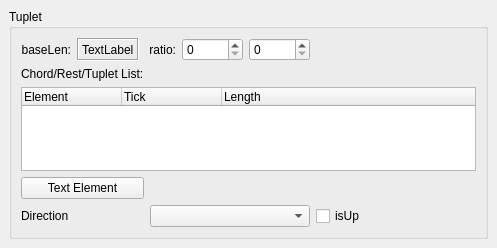
Before: the Qt Designer form mscore/mscore/tuplet.ui in musescore/musescore-old, drawn with Qt 5.
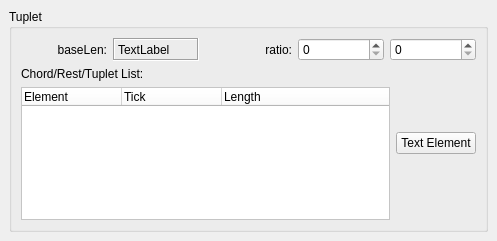
After: the same form once the commit is applied.

```diff
--- a/mscore/mscore/tuplet.ui
+++ b/mscore/mscore/tuplet.ui
@@ -7,7 +7,7 @@
     <x>0</x>
     <y>0</y>
     <width>497</width>
-    <height>248</height>
+    <height>241</height>
    </rect>
   </property>
   <property name="windowTitle">
@@ -26,7 +26,7 @@
       <string notr="true" extracomment="do not translate">Tuplet</string>
      </property>
      <property name="flat">
-      <bool>false</bool>
+      <bool>true</bool>
      </property>
      <layout class="QGridLayout">
       <property name="margin">
@@ -105,8 +105,133 @@
         </property>
        </widget>
       </item>
-      <item row="2" column="0" colspan="3">
+      <item row="1" column="1" rowspan="2">
+       <widget class="QPushButton" name="number">
+        <property name="text">
+         <string notr="true" extracomment="do not translate">Text Element</string>
+        </property>
+       </widget>
+      </item>
+      <item row="2" column="0">
        <widget class="QTreeWidget" name="elements">
+        <property name="palette">
+         <palette>
+          <active>
+           <colorrole role="Button">
+            <brush brushstyle="SolidPattern">
+             <color alpha="255">
+              <red>255</red>
+              <green>255</green>
+              <blue>255</blue>
+             </color>
+            </brush>
+           </colorrole>
+           <colorrole role="Mid">
+            <brush brushstyle="SolidPattern">
+             <color alpha="255">
+              <red>255</red>
+              <green>255</green>
+              <blue>255</blue>
+             </color>
+            </brush>
+           </colorrole>
+           <colorrole role="Base">
+            <brush brushstyle="SolidPattern">
+             <color alpha="255">
+              <red>255</red>
+              <green>255</green>
+              <blue>255</blue>
+             </color>
+            </brush>
+           </colorrole>
+           <colorrole role="Window">
+            <brush brushstyle="SolidPattern">
+             <color alpha="255">
+              <red>255</red>
+              <green>255</green>
+              <blue>255</blue>
+             </color>
+            </brush>
+           </colorrole>
+          </active>
+          <inactive>
+           <colorrole role="Button">
+            <brush brushstyle="SolidPattern">
+             <color alpha="255">
+              <red>255</red>
+              <green>255</green>
+              <blue>255</blue>
+             </color>
+            </brush>
+           </colorrole>
+           <colorrole role="Mid">
+            <brush brushstyle="SolidPattern">
+             <color alpha="255">
+              <red>255</red>
+              <green>255</green>
+              <blue>255</blue>
+             </color>
+            </brush>
+           </colorrole>
+           <colorrole role="Base">
+            <brush brushstyle="SolidPattern">
+             <color alpha="255">
+              <red>255</red>
+              <green>255</green>
+              <blue>255</blue>
+             </color>
+            </brush>
+           </colorrole>
+           <colorrole role="Window">
+            <brush brushstyle="SolidPattern">
+             <color alpha="255">
+              <red>255</red>
+              <green>255</green>
+              <blue>255</blue>
+             </color>
+            </brush>
+           </colorrole>
+          </inactive>
+          <disabled>
+           <colorrole role="Button">
+            <brush brushstyle="SolidPattern">
+             <color alpha="255">
+              <red>255</red>
+              <green>255</green>
+              <blue>255</blue>
+             </color>
+            </brush>
+           </colorrole>
+           <colorrole role="Mid">
+            <brush brushstyle="SolidPattern">
+             <color alpha="255">
+              <red>255</red>
+              <green>255</green>
+              <blue>255</blue>
+             </color>
+            </brush>
+           </colorrole>
+           <colorrole role="Base">
+            <brush brushstyle="SolidPattern">
+             <color alpha="255">
+              <red>255</red>
+              <green>255</green>
+              <blue>255</blue>
+             </color>
+            </brush>
+           </colorrole>
+           <colorrole role="Window">
+            <brush brushstyle="SolidPattern">
+             <color alpha="255">
+              <red>255</red>
+              <green>255</green>
+              <blue>255</blue>
+             </color>
+            </brush>
+           </colorrole>
+          </disabled>
+         </palette>
+        </property>
         <property name="toolTip">
          <string/>
         </property>
@@ -142,36 +267,6 @@
         </column>
        </widget>
       </item>
-      <item row="3" column="0">
-       <widget class="QPushButton" name="number">
-        <property name="text">
-         <string notr="true" extracomment="do not translate">Text Element</string>
-        </property>
-       </widget>
-      </item>
-      <item row="4" column="1">
-       <widget class="QComboBox" name="direction"/>
-      </item>
-      <item row="4" column="0">
-       <widget class="QLabel" name="label_5">
-        <property name="sizePolicy">
-         <sizepolicy hsizetype="Fixed" vsizetype="Preferred">
-          <horstretch>0</horstretch>
-          <verstretch>0</verstretch>
-         </sizepolicy>
-        </property>
-        <property name="text">
-         <string notr="true">Direction</string>
-        </property>
-       </widget>
-      </item>
-      <item row="4" column="2">
-       <widget class="QCheckBox" name="isUp">
-        <property name="text">
-         <string notr="true">isUp</string>
-        </property>
-       </widget>
-      </item>
      </layout>
     </widget>
    </item>
```
